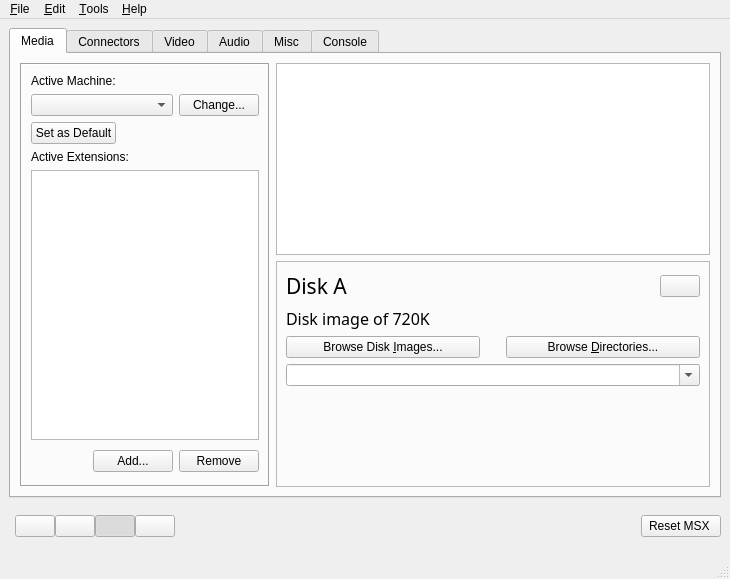
Above: res/main.ui from openMSX/catapult before the change. Below: the same form after it.
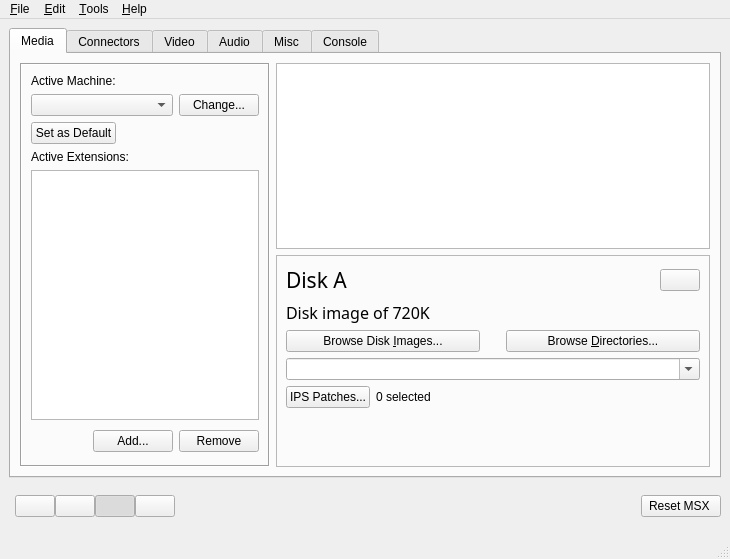
That is the form after the change. The open tabs and pages were chosen to show the change. Icons and pictures are not drawn.

```diff
--- a/res/main.ui
+++ b/res/main.ui
@@ -6,7 +6,7 @@
     <x>0</x>
     <y>0</y>
     <width>562</width>
-    <height>579</height>
+    <height>559</height>
    </rect>
   </property>
   <property name="windowTitle" >
@@ -274,23 +274,8 @@
              </layout>
             </widget>
             <widget class="QWidget" name="diskPage" >
-             <layout class="QVBoxLayout" >
-              <property name="spacing" >
-               <number>6</number>
-              </property>
-              <property name="leftMargin" >
-               <number>9</number>
-              </property>
-              <property name="topMargin" >
-               <number>9</number>
-              </property>
-              <property name="rightMargin" >
-               <number>9</number>
-              </property>
-              <property name="bottomMargin" >
-               <number>9</number>
-              </property>
-              <item>
+             <layout class="QGridLayout" >
+              <item row="0" column="0" >
                <layout class="QHBoxLayout" >
                 <property name="spacing" >
                  <number>6</number>
@@ -340,7 +325,7 @@
                 </item>
                </layout>
               </item>
-              <item>
+              <item row="1" column="0" >
                <widget class="QLabel" name="diskDescriptionLabel" >
                 <property name="font" >
                  <font>
@@ -358,7 +343,7 @@
                 </property>
                </widget>
               </item>
-              <item>
+              <item row="2" column="0" >
                <layout class="QHBoxLayout" >
                 <property name="spacing" >
                  <number>6</number>
@@ -407,7 +392,7 @@
                 </item>
                </layout>
               </item>
-              <item>
+              <item row="3" column="0" >
                <widget class="QComboBox" name="diskHistoryBox" >
                 <property name="sizePolicy" >
                  <sizepolicy vsizetype="Minimum" hsizetype="Minimum" >
@@ -432,7 +417,38 @@
                 </property>
                </widget>
               </item>
-              <item>
+              <item row="4" column="0" >
+               <layout class="QHBoxLayout" >
+                <item>
+                 <widget class="QPushButton" name="diskIPSButton" >
+                  <property name="text" >
+                   <string>IPS Patches...</string>
+                  </property>
+                 </widget>
+                </item>
+                <item>
+                 <widget class="QLabel" name="diskIPSLabel" >
+                  <property name="text" >
+                   <string>0 selected</string>
+                  </property>
+                 </widget>
+                </item>
+                <item>
+                 <spacer>
+                  <property name="orientation" >
+                   <enum>Qt::Horizontal</enum>
+                  </property>
+                  <property name="sizeHint" >
+                   <size>
+                    <width>40</width>
+                    <height>20</height>
+                   </size>
+                  </property>
+                 </spacer>
+                </item>
+               </layout>
+              </item>
+              <item row="5" column="0" >
                <spacer>
                 <property name="orientation" >
                  <enum>Qt::Vertical</enum>
@@ -3445,7 +3461,7 @@
       </widget>
      </widget>
     </item>
-    <item row="2" column="0" >
+    <item row="1" column="0" >
      <layout class="QGridLayout" >
       <item row="0" column="0" >
        <layout class="QHBoxLayout" >
```
Left out of the diff: 31 changed lines with no effect on the pictures.
